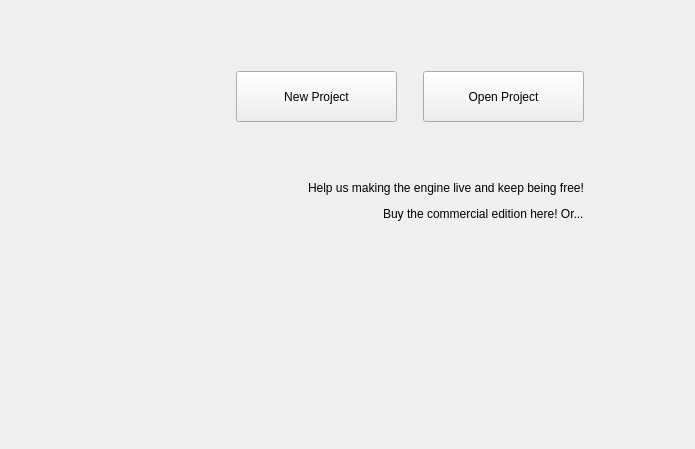
Qt form Editor/CustomWidgets/panelmainmenu.ui (RPG-Paper-Maker/RPG-Paper-Maker) before a commit.
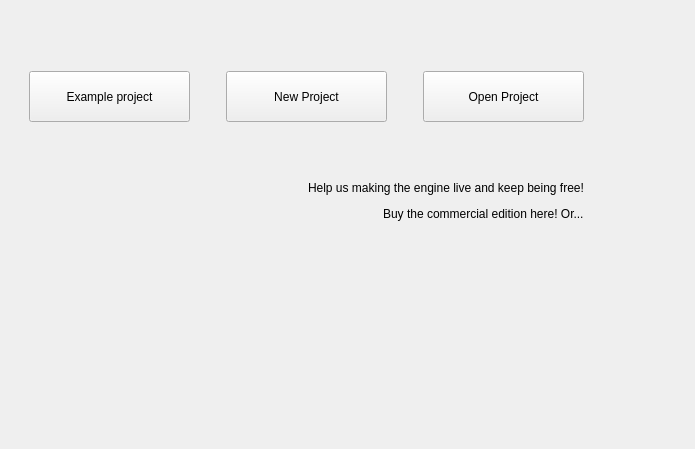
The same form after that commit. Icons and pictures are not drawn. Custom widgets are drawn as their Qt base class.

```diff
--- a/Editor/CustomWidgets/panelmainmenu.ui
+++ b/Editor/CustomWidgets/panelmainmenu.ui
@@ -48,7 +48,24 @@
         </spacer>
        </item>
        <item>
-        <layout class="QHBoxLayout" name="horizontalLayout_5" stretch="1,0,0,0">
+        <layout class="QHBoxLayout" name="horizontalLayout_5" stretch="0,1,0,1,0">
+         <item>
+          <widget class="QPushButton" name="pushButtonExampleProject">
+           <property name="minimumSize">
+            <size>
+             <width>161</width>
+             <height>51</height>
+            </size>
+           </property>
+           <property name="text">
+            <string>Example project</string>
+           </property>
+           <property name="icon">
+            <iconset resource="../ressources.qrc">
+             <normaloff>:/icons/Ressources/pictures.png</normaloff>:/icons/Ressources/pictures.png</iconset>
+           </property>
+          </widget>
+         </item>
          <item>
           <spacer name="horizontalSpacer_6">
            <property name="orientation">
```
